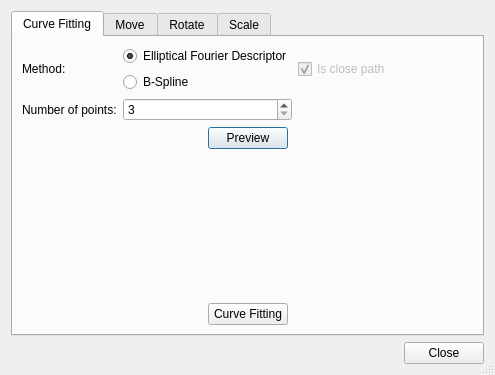
Old version of the form pyslvs_ui/synthesis/dimensional_synthesis/dialogs/edit_path.ui in the repository KmolYuan/Pyslvs-UI.
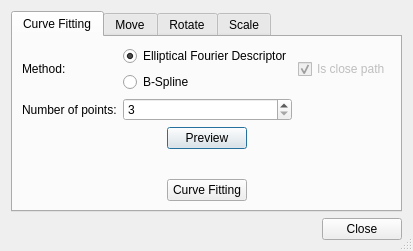
New version of the form. Icons and pictures are not drawn.

The edit to the form file:
```diff
--- a/pyslvs_ui/synthesis/dimensional_synthesis/dialogs/edit_path.ui
+++ b/pyslvs_ui/synthesis/dimensional_synthesis/dialogs/edit_path.ui
@@ -6,8 +6,8 @@
    <rect>
     <x>0</x>
     <y>0</y>
-    <width>495</width>
-    <height>375</height>
+    <width>385</width>
+    <height>251</height>
    </rect>
   </property>
   <property name="windowTitle">
```
